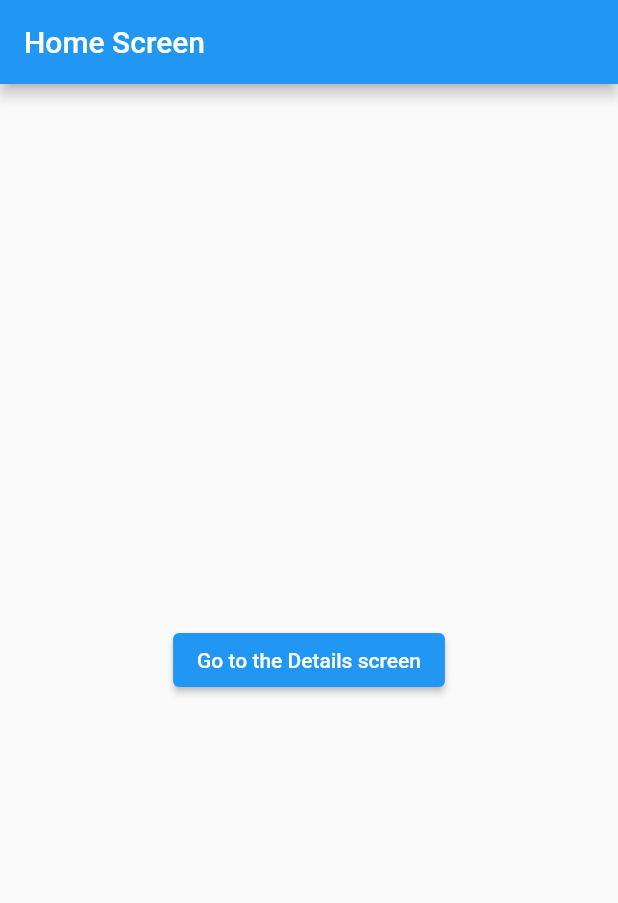
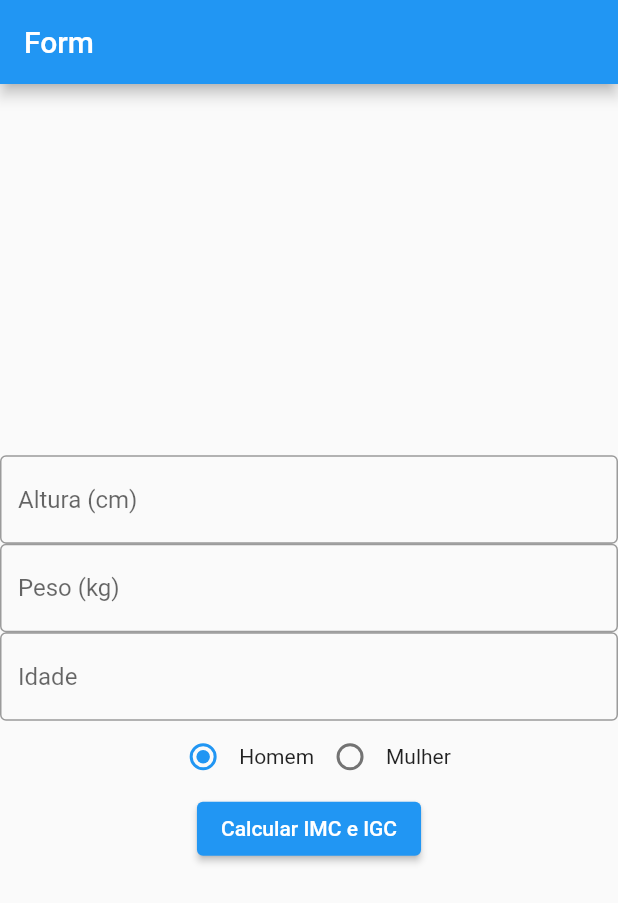
Before and after one commit to lucaslopesx/app_calculo_imc, a Flutter app: the screen it shows after launch, on a phone screen of 412 x 824 dp. Shown: the top 903 px of the screen. Run offline on Flutter 3.47's test engine with Material 2 defaults, Android fonts, the phone set to English and light mode, and no system bars; our stand-ins replace go_router.

Commit message:
feat: imc calc page with routes navigation with params

```diff
--- a/lib/main.dart
+++ b/lib/main.dart
@@ -1,9 +1,11 @@
 import 'package:flutter/material.dart';
+import 'package:flutter/services.dart';
 import 'package:go_router/go_router.dart';
 
 void main() => runApp(const MyApp());
 
 const imcCalcRoute = 'imc-calc';
+RegExp decimalRegex = RegExp(r'^\d+\.?\d{0,2}');
 
 final GoRouter _router = GoRouter(
   routes: <RouteBase>[
@@ -14,12 +16,15 @@ final GoRouter _router = GoRouter(
       },
       routes: <RouteBase>[
         GoRoute(
-            name: imcCalcRoute,
-            path: '$imcCalcRoute/:weight/:height/:age/:sex',
-            builder: (BuildContext context, GoRouterState state) =>
-                ImcCalcScreen(
-                  weight: double.parse(state.params['weight']),
-                )),
+          name: imcCalcRoute,
+          path: '$imcCalcRoute/:weight/:height/:age/:sex',
+          builder: (BuildContext context, GoRouterState state) => ImcCalcScreen(
+            weight: double.parse(state.params['weight']!),
+            height: double.parse(state.params['height']!),
+            age: int.parse(state.params['age']!),
+            sex: double.parse(state.params['sex']!),
+          ),
+        ),
       ],
     ),
   ],
@@ -37,21 +42,89 @@ class MyApp extends StatelessWidget {
   }
 }
 
-class HomeScreen extends StatelessWidget {
-  /// Constructs a [HomeScreen]
+class HomeScreen extends StatefulWidget {
   const HomeScreen({super.key});
+
+  @override
+  State<HomeScreen> createState() => _HomeScreenState();
+}
+
+class _HomeScreenState extends State<HomeScreen> {
+  double _gender = 1.0;
+  final TextEditingController _weightController = TextEditingController();
+  final TextEditingController _heightController = TextEditingController();
+  final TextEditingController _ageController = TextEditingController();
 
   @override
   Widget build(BuildContext context) {
     return Scaffold(
-      appBar: AppBar(title: const Text('Home Screen')),
+      appBar: AppBar(title: const Text('Form')),
       body: Center(
         child: Column(
           mainAxisAlignment: MainAxisAlignment.center,
-          children: <Widget>[
+          children: [
+            TextField(
+              controller: _heightController,
+              keyboardType: TextInputType.number,
+              inputFormatters: [FilteringTextInputFormatter.digitsOnly],
+              decoration: const InputDecoration(
+                border: OutlineInputBorder(),
+                hintText: 'Altura (cm)',
+              ),
+            ),
+            TextField(
+              controller: _weightController,
+              keyboardType: TextInputType.number,
+              inputFormatters: [
+                FilteringTextInputFormatter.allow(decimalRegex)
+              ],
+              decoration: const InputDecoration(
+                border: OutlineInputBorder(),
+                hintText: 'Peso (kg)',
+              ),
+            ),
+            TextField(
+              controller: _ageController,
+              keyboardType: TextInputType.number,
+              inputFormatters: [FilteringTextInputFormatter.digitsOnly],
+              decoration: const InputDecoration(
+                border: OutlineInputBorder(),
+                hintText: 'Idade',
+              ),
+            ),
+            Row(
+              mainAxisAlignment: MainAxisAlignment.center,
+              children: [
+                Radio(
+                  value: 1.0,
+                  groupValue: _gender,
+                  onChanged: (value) {
+                    setState(() {
+                      _gender = 1.0;
+                    });
+                  },
+                ),
+                const Text('Homem'),
+                Radio(
+                  value: 0.8,
+                  groupValue: _gender,
+                  onChanged: (value) {
+                    setState(() {
+                      _gender = 0.8;
+                    });
+                  },
+                ),
+                const Text('Mulher'),
+              ],
+            ),
             ElevatedButton(
-              onPressed: () => context.go('/$imcCalcRoute}'),
-              child: const Text('Go to the Details screen'),
+              onPressed: () => context.goNamed(imcCalcRoute, params: {
+                "weight": _weightController.text,
+                "height": _heightController.text,
+                "age": _ageController.text,
+                "sex": _gender.toString(),
+              }),
+              child: const Text('Calcular IMC e IGC'),
             ),
           ],
         ),
@@ -63,30 +136,45 @@ class HomeScreen extends StatelessWidget {
 class ImcCalcScreen extends StatelessWidget {
   double weight;
   double height;
+  double sex;
   int age;
-  int sex;
-  ImcCalcScreen(
-      {super.key,
-      required this.weight,
-      required this.height,
-      required this.age,
-      required this.sex});
+  double imc = 0;
+  double igc = 0;
+  ImcCalcScreen({
+    super.key,
+    required this.weight,
+    required this.height,
+    required this.age,
+    required this.sex,
+  });
 
   @override
   Widget build(BuildContext context) {
+    imc = _calculateImc();
+    igc = _calculateIgc();
     return Scaffold(
       appBar: AppBar(title: const Text('Imc calc Screen')),
       body: Center(
         child: Column(
           mainAxisAlignment: MainAxisAlignment.center,
-          children: <ElevatedButton>[
+          children: [
+            Text("IMC: ${imc.toStringAsFixed(2)}kg/m2"),
+            Text("IGC: ${igc.toStringAsFixed(2)}"),
             ElevatedButton(
               onPressed: () => context.go('/'),
-              child: const Text('Go back to the Home screen'),
+              child: const Text('VOLTAR'),
             ),
           ],
         ),
       ),
     );
   }
+
+  double _calculateImc() {
+    return weight / ((height / 100) * (height / 100));
+  }
+
+  double _calculateIgc() {
+    return (1.2 * imc) + (0.23 * age) - (10.8 * sex) - 5.4;
+  }
 }
```
